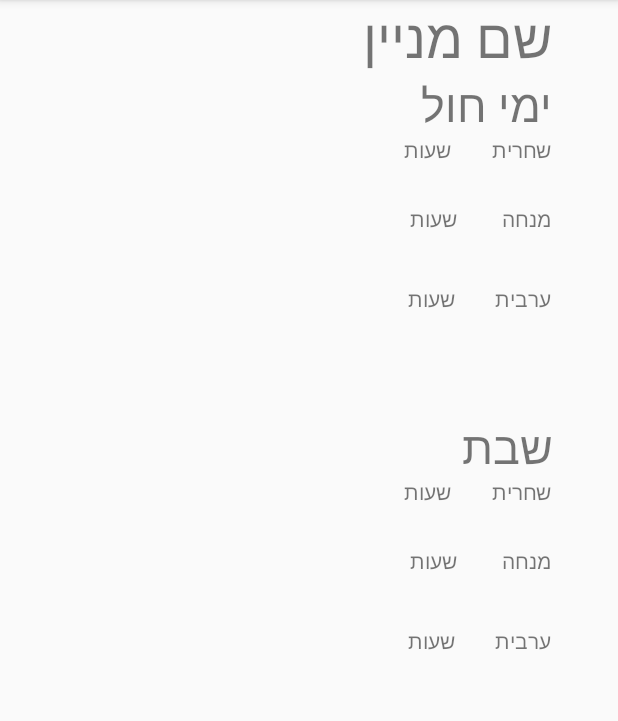
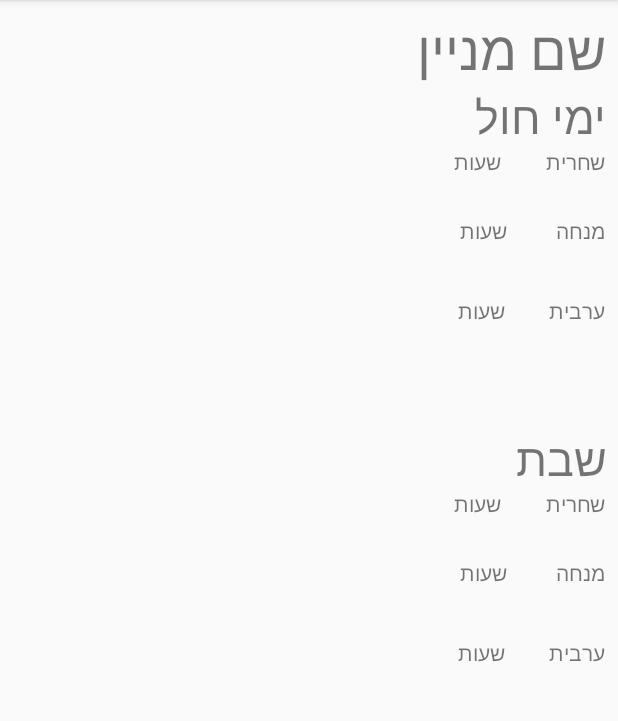
Before and after one commit to livnoni/Yakir, an Android app: the TfilaActivity screen opened directly, with no data from a screen before it, on a phone screen of 412 x 824 dp, the part 84-805 px from its top. Run offline under Robolectric (Android 15) with nearby library versions, the phone set to English and light mode, and no system bars; 8 statements that could not run were skipped.

```diff
--- a/app/src/main/AndroidManifest.xml
+++ b/app/src/main/AndroidManifest.xml
@@ -11,14 +11,14 @@
         android:roundIcon="@mipmap/ic_launcher_round"
         android:supportsRtl="true"
         android:theme="@style/AppTheme">
-        <activity android:name=".MainActivity">
+        <activity android:name=".MainActivity" android:screenOrientation="portrait">android:screenOrientation="portrait"
             <intent-filter>
                 <action android:name="android.intent.action.MAIN" />
 
                 <category android:name="android.intent.category.LAUNCHER" />
             </intent-filter>
         </activity>
-        <activity android:name=".TfilaActivity"></activity>
+        <activity android:name=".TfilaActivity" android:screenOrientation="portrait"></activity>
     </application>
 
 </manifest>
--- a/app/src/main/res/layout/activity_tfila.xml
+++ b/app/src/main/res/layout/activity_tfila.xml
@@ -8,11 +8,23 @@
 
 
     <LinearLayout
-        android:layout_width="368dp"
-        android:layout_height="495dp"
+        android:layout_width="0dp"
+        android:layout_height="0dp"
+        android:layout_marginBottom="8dp"
+        android:layout_marginEnd="8dp"
+        android:layout_marginStart="8dp"
+        android:layout_marginTop="8dp"
         android:orientation="vertical"
-        tools:layout_editor_absoluteX="8dp"
-        tools:layout_editor_absoluteY="8dp">
+        android:weightSum="1"
+        app:layout_constraintBottom_toBottomOf="parent"
+        app:layout_constraintLeft_toLeftOf="parent"
+        app:layout_constraintRight_toRightOf="parent"
+        app:layout_constraintTop_toTopOf="parent"
+        app:layout_constraintVertical_bias="0.0"
+        tools:layout_constraintBottom_creator="1"
+        tools:layout_constraintLeft_creator="1"
+        tools:layout_constraintRight_creator="1"
+        tools:layout_constraintTop_creator="1">
 
         <TextView
             android:id="@+id/minyanTitleTV"
@@ -185,9 +197,14 @@
 
         <LinearLayout
             android:id="@+id/LinearLayoutForBtns"
-            android:layout_width="match_parent"
-            android:layout_height="match_parent"
-            android:orientation="horizontal"></LinearLayout>
+            android:layout_width="wrap_content"
+            android:layout_height="wrap_content"
+            android:layout_gravity="center"
+            android:orientation="horizontal">
+
+
+        </LinearLayout>
+
 
     </LinearLayout>
 
```
Also changed, not shown: app/src/main/java/com/example/yehud/yakir/TfilaActivity.java (+126 -5 lines).
